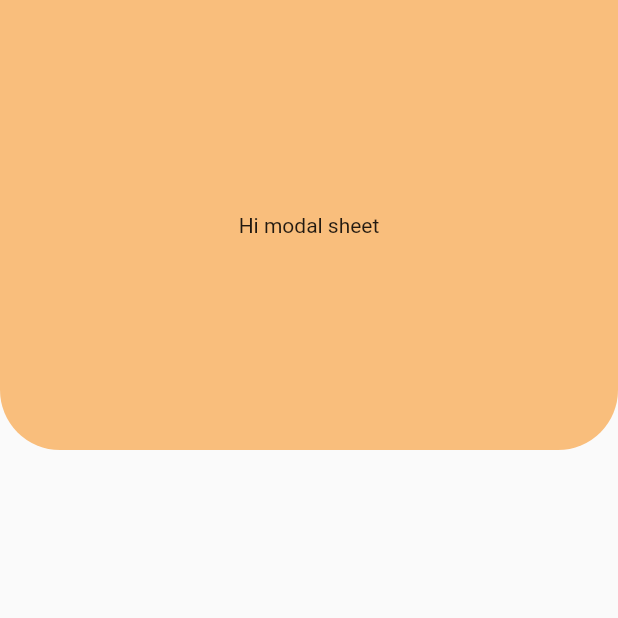
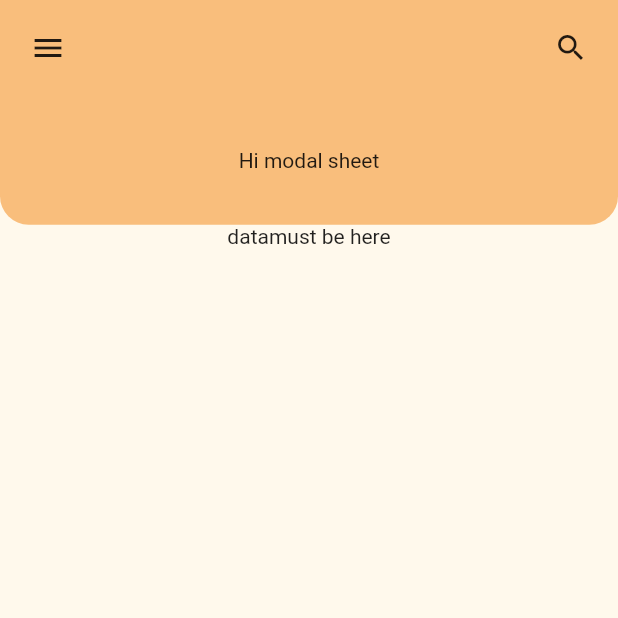
Before and after one commit to imsiddy/Task_planning, a Flutter app: the screen it shows after launch, on a phone screen of 412 x 824 dp, the top half of it. Run offline on Flutter 3.47's test engine with Material 2 defaults, Android fonts, the phone set to English and light mode, and no system bars; our stand-ins replace flutter_screenutil.

Commit message:
Update Homescreen.dart

```diff
--- a/lib/Screens/Homescreen.dart
+++ b/lib/Screens/Homescreen.dart
@@ -2,8 +2,6 @@ import 'package:flutter/material.dart';
 import 'package:flutter_screenutil/flutter_screenutil.dart';
 
 class HomeScr extends StatefulWidget {
-  HomeScr({Key key}) : super(key: key);
-
   @override
   _HomeScrState createState() => _HomeScrState();
 }
@@ -11,25 +9,54 @@ class HomeScr extends StatefulWidget {
 class _HomeScrState extends State<HomeScr> {
   @override
   Widget build(BuildContext context) {
+    ScreenUtil.init(context,
+        width: 1080, height: 1920, allowFontScaling: false);
     return SafeArea(
       child: Scaffold(
+        // appBar: AppBar(backgroundColor: Color(0xFFF9BE7C),leading: Icon(Icons.menu),),
         body: Container(
-          child: Container(
-            height: 300.0,
-            color: Colors.transparent,
-            child: new Container(
-                decoration: new BoxDecoration(
-                    color : const Color(0xFFF9BE7C),
-                    borderRadius: new BorderRadius.only(
-                      bottomLeft: const Radius.circular(40.0),
-                      bottomRight: const Radius.circular(40.0),
-                    )),
-                child: new Center(
-                  child: new Text("Hi modal sheet"),
-                )),
-
-            // child: Align(
-            //     alignment: Alignment.center, child: Text("Data must be here")),
+          height: MediaQuery.of(context).size.height,
+          color: Color(0xFFFFF9EC),
+          child: Column(
+            children: <Widget>[
+              Container(
+                  color: Color(0xFFF9BE7C),
+                  child: Padding(
+                    padding: EdgeInsets.all(20.0),
+                    child: Row(
+                      children: <Widget>[
+                        Align(
+                          alignment: Alignment.centerLeft,
+                          child: Icon(Icons.menu),
+                        ),
+                        Flexible(
+                            fit: FlexFit.tight,
+                            child:
+                                SizedBox()), // Set both icon to each end of the container
+                        Align(
+                          alignment: Alignment.topRight,
+                          child: Icon(
+                            Icons.search,
+                            size: ScreenUtil().setSp(60),
+                          ),
+                        )
+                      ],
+                    ),
+                  )),
+              Container(
+                  height: ScreenUtil().setHeight(200),
+                  decoration: BoxDecoration(
+                      color: const Color(0xFFF9BE7C),
+                      borderRadius: BorderRadius.only(
+                        bottomLeft:  Radius.circular(ScreenUtil().setSp(50)),
+                        bottomRight: Radius.circular(ScreenUtil().setSp(50)),
+                      )),
+                  child: Center(
+                    child: Text("Hi modal sheet"),
+                  )),
+              Container(
+                  color: const Color(0xFFF9EC), child: Text("datamust be here"))
+            ],
           ),
         ),
       ),
```
